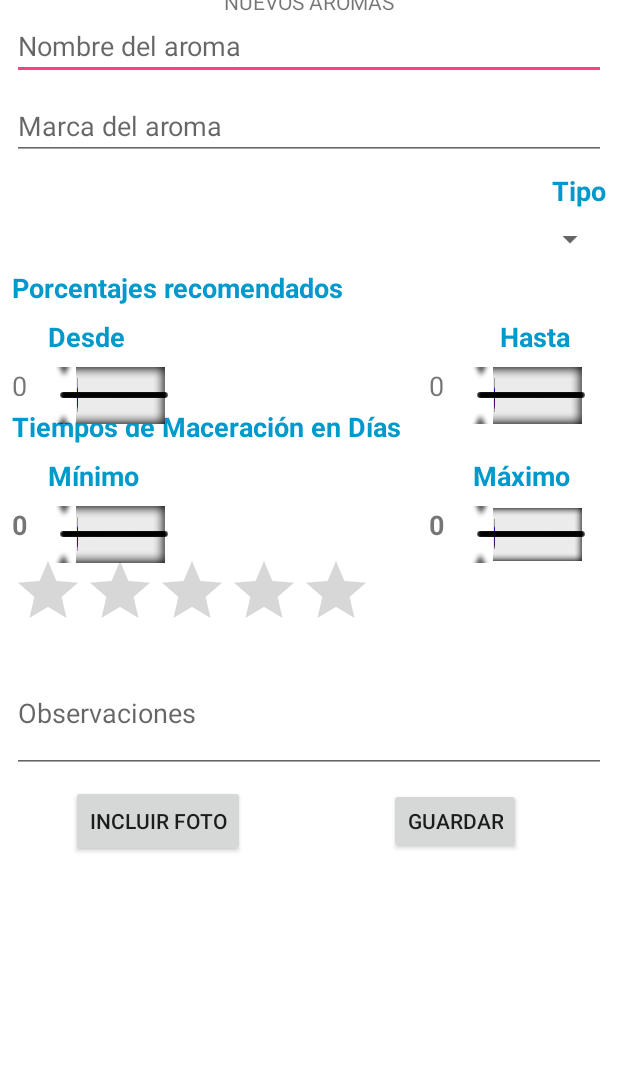
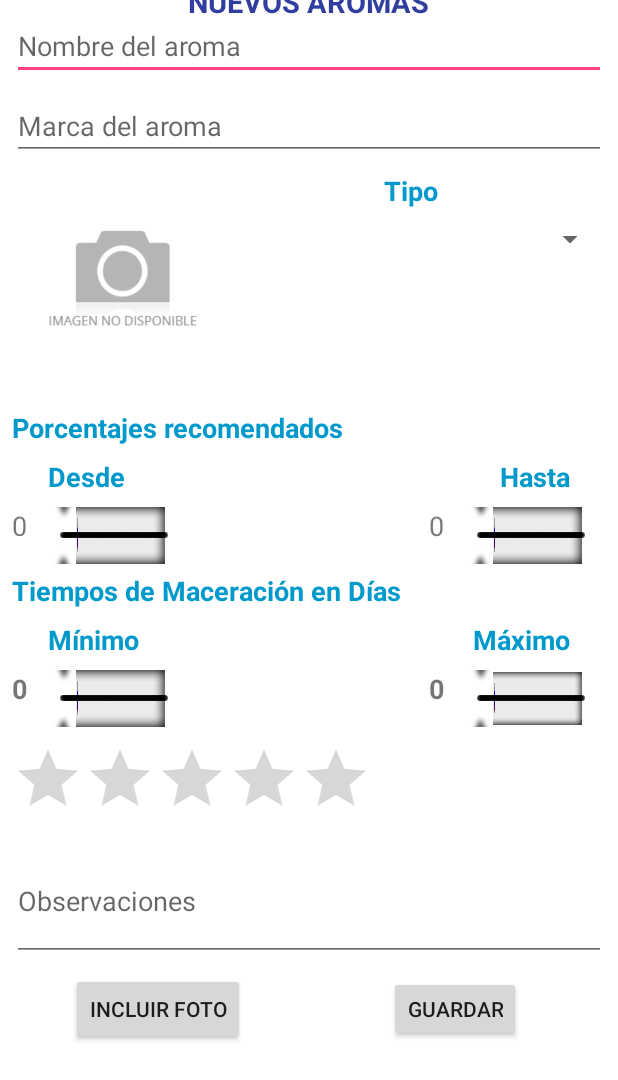
Before and after one commit to Worome/VapeApp, an Android app: the layout fragment_aroma_nuevo.xml on its own in the app's theme, with its tools: preview values and no code run, on a phone screen of 412 x 824 dp. Shown: the top 1080 px of the screen. Run offline under Robolectric (Android 15) with nearby library versions, the phone set to English and light mode, and no system bars.

Commit message:
Lógica Nuevos Aromas 1

```diff
--- a/app/src/main/res/layout/fragment_aroma_nuevo.xml
+++ b/app/src/main/res/layout/fragment_aroma_nuevo.xml
@@ -11,12 +11,14 @@
 
     <TextView
         android:id="@+id/textView3"
+        style="@style/estilo_literales"
         android:layout_width="wrap_content"
         android:layout_height="wrap_content"
         android:layout_marginStart="8dp"
         android:layout_marginTop="8dp"
         android:layout_marginEnd="8dp"
         android:text="@string/Titulo_Nuevo_Aroma"
+        android:textColor="?android:attr/colorPrimaryDark"
         app:layout_constraintBottom_toTopOf="parent"
         app:layout_constraintEnd_toEndOf="parent"
         app:layout_constraintStart_toStartOf="parent"
@@ -47,7 +49,7 @@
                 android:textSize="18sp"
                 android:textStyle="bold"
                 app:layout_constraintStart_toStartOf="parent"
-                app:layout_constraintTop_toBottomOf="@+id/spTipo" />
+                app:layout_constraintTop_toBottomOf="@+id/ivAroma" />
 
             <SeekBar
                 android:id="@+id/sbMaximo"
@@ -81,7 +83,7 @@
                 android:layout_width="wrap_content"
                 android:layout_height="wrap_content"
                 android:layout_marginTop="8dp"
-                android:layout_marginEnd="8dp"
+                android:layout_marginEnd="120dp"
                 android:text="@string/Aromas_Tipo"
                 android:textColor="@android:color/holo_blue_dark"
                 android:textSize="18sp"
@@ -91,7 +93,7 @@
 
             <Spinner
                 android:id="@+id/spTipo"
-                android:layout_width="304dp"
+                android:layout_width="180dp"
                 android:layout_height="wrap_content"
                 android:layout_marginTop="8dp"
                 android:layout_marginEnd="8dp"
@@ -128,7 +130,7 @@
                 android:layout_width="wrap_content"
                 android:layout_height="wrap_content"
                 android:layout_marginStart="8dp"
-                android:layout_marginTop="8dp"
+                android:layout_marginTop="24dp"
                 android:text="@string/Aromas_Maceracion"
                 android:textColor="@android:color/holo_blue_dark"
                 android:textSize="18sp"
@@ -271,7 +273,7 @@
                 android:layout_width="wrap_content"
                 android:layout_height="wrap_content"
                 android:layout_marginStart="8dp"
-                android:layout_marginTop="8dp"
+                android:layout_marginTop="24dp"
                 app:layout_constraintStart_toStartOf="parent"
                 app:layout_constraintTop_toBottomOf="@+id/txtMinimo" />
 
@@ -328,6 +330,16 @@
                 android:orientation="vertical"
                 app:layout_constraintGuide_begin="202dp" />
 
+            <ImageView
+                android:id="@+id/ivAroma"
+                android:layout_width="150dp"
+                android:layout_height="150dp"
+                android:layout_marginStart="8dp"
+                android:layout_marginTop="8dp"
+                android:src="@drawable/img_base"
+                app:layout_constraintStart_toStartOf="parent"
+                app:layout_constraintTop_toBottomOf="@+id/etMarca" />
+
         </android.support.constraint.ConstraintLayout>
     </ScrollView>
 
```
